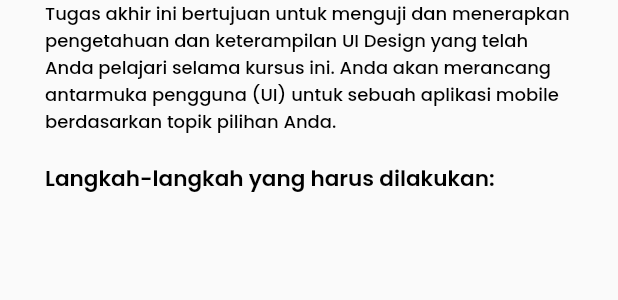
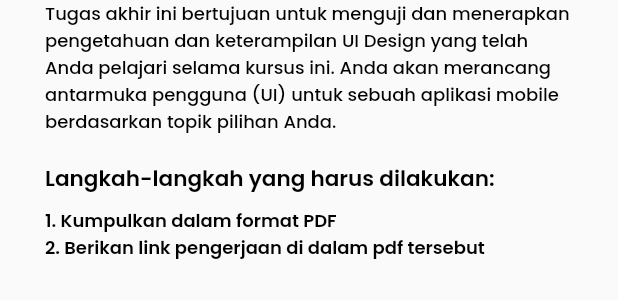
Before and after one commit to Capstone-Project-Kelompok-11/frontend-mobile-flutter, a Flutter app: the FinalBody widget shown alone on an empty page, opened directly, on a phone screen of 412 x 824 dp. Shown: the top 300 px of the screen. Run offline on Flutter 3.47's test engine with Material 2 defaults, Android fonts, the phone set to English and light mode, and no system bars; our stand-ins replace carousel_slider, cool_alert, flutter_rating_bar, flutter_svg, google_fonts, loading_animation_widget; missing offline and left inert: simple_animation_progress_bar.

Commit message:
memperbaiki beberapa style widget yang tidak sesuai

```diff
--- a/lib/View/widgets/final_task/final_appbar.dart
+++ b/lib/View/widgets/final_task/final_appbar.dart
@@ -6,7 +6,8 @@ class FinalAppbar extends StatelessWidget {
 
   @override
   Widget build(BuildContext context) {
-    return Padding(
+    return SafeArea(
+      child: Padding(
         padding: const EdgeInsets.only(top: 30, left: 20),
         child: Stack(
           children: [
@@ -27,6 +28,7 @@ class FinalAppbar extends StatelessWidget {
             )
           ],
         ),
+      ),
     );
   }
 }
--- a/lib/View/widgets/final_task/final_body.dart
+++ b/lib/View/widgets/final_task/final_body.dart
@@ -35,6 +35,22 @@ class FinalBody extends StatelessWidget {
               const SizedBox(
                 height: 8,
               ),
+              Text(
+                '1. Kumpulkan dalam format PDF',
+                style: blackTextStyle.copyWith(
+                  fontWeight: semiBold,
+                  fontSize: 12,
+                  color: Colors.black,
+                ),
+              ),
+              Text(
+                '2. Berikan link pengerjaan di dalam pdf tersebut',
+                style: blackTextStyle.copyWith(
+                  fontWeight: semiBold,
+                  fontSize: 12,
+                  color: Colors.black,
+                ),
+              ),
             ],
           )
         ],
```
Also changed, not shown: lib/View/screens/final_screen.dart (+11 -1 lines). Lines whose indentation alone changed are shown as unchanged.
